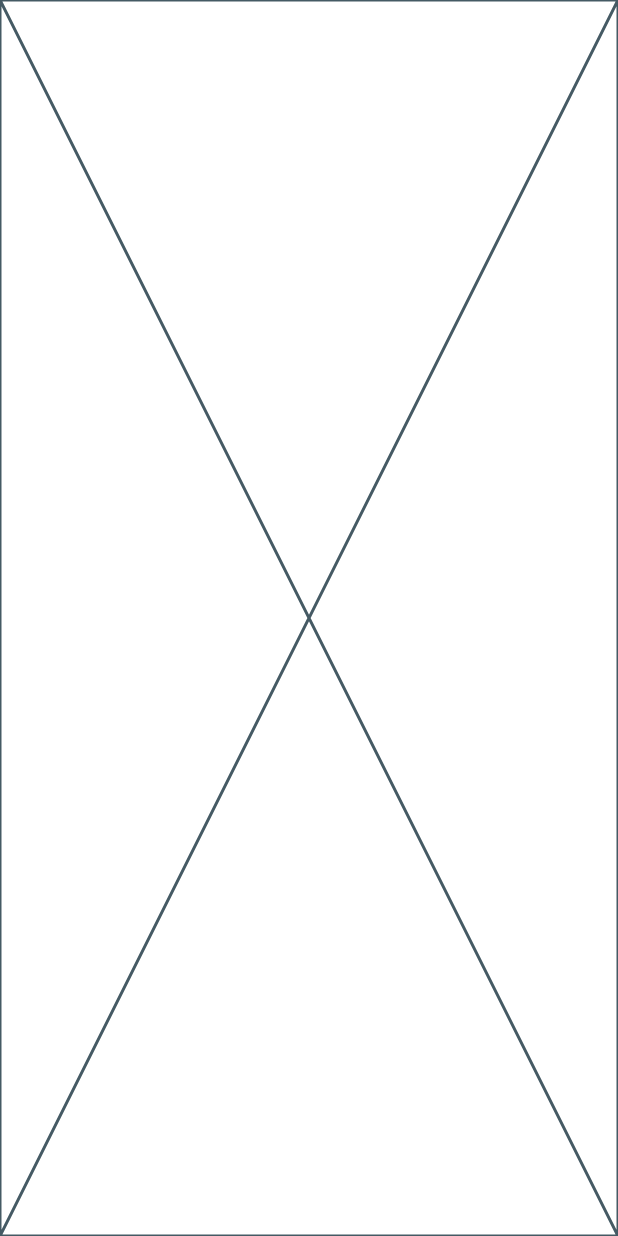
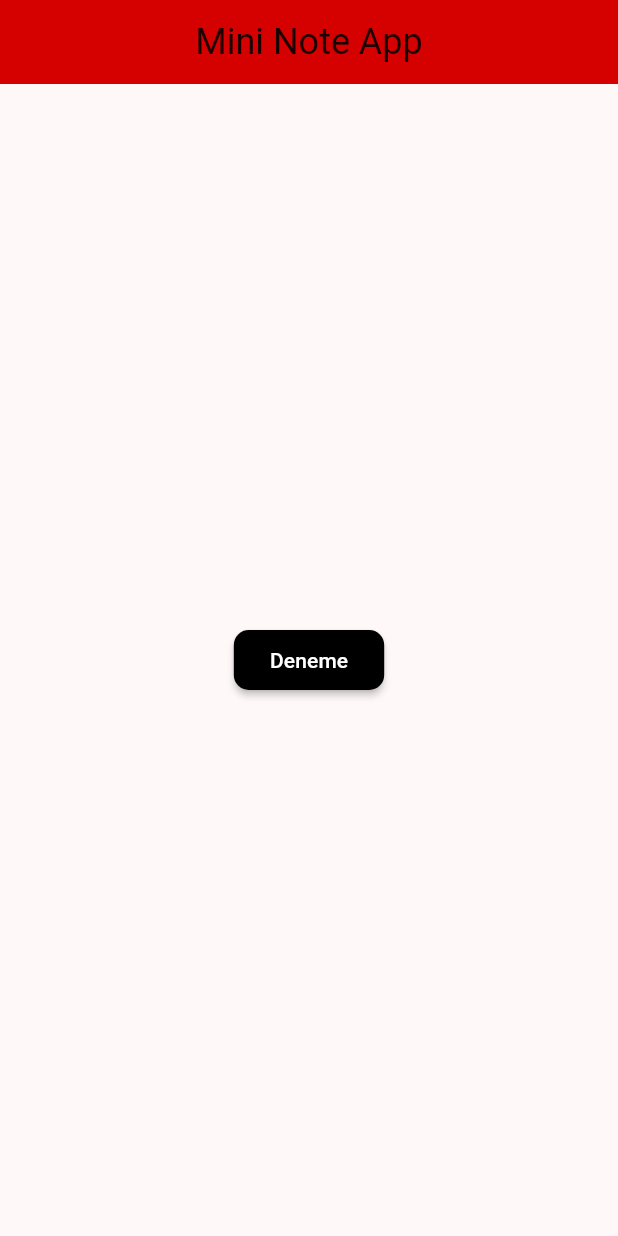
Before and after one commit to IsaTunahan/MiniNoteProject, a Flutter app: the screen it shows after launch, on a phone screen of 412 x 824 dp. Run offline on Flutter 3.47's test engine with Material 2 defaults, Android fonts, the phone set to English and light mode, and no system bars.

Commit message:
Custom button added

```diff
--- a/lib/main.dart
+++ b/lib/main.dart
@@ -1,24 +1,32 @@
 import 'package:flutter/material.dart';
 import 'package:mini_note_project/view/my_home_page.dart';
+import 'package:mini_note_project/view_modal/note_view_modal.dart';
 
 void main() {
-  runApp(const MyApp());
+  runApp(MyApp());
 }
 
 class MyApp extends StatelessWidget {
-  const MyApp({super.key});
-
+  MyApp({super.key});
+  final NoteViewModal viewModal = NoteViewModal();
 
   @override
   Widget build(BuildContext context) {
     return MaterialApp(
+      debugShowCheckedModeBanner: false,
       title: 'Flutter Demo',
       theme: ThemeData(
-
-        colorScheme: ColorScheme.fromSeed(seedColor: Colors.deepPurple),
+        appBarTheme: AppBarTheme(
+            color: Colors.redAccent[700],
+            centerTitle: true,
+            elevation: 0,
+            titleTextStyle: Theme.of(context).textTheme.headlineSmall),
+        colorScheme: ColorScheme.fromSeed(seedColor: Colors.black),
         useMaterial3: true,
       ),
-      home: const MyHomePage(),
+      home: MyHomePage(
+        viewModal: viewModal,
+      ),
     );
   }
 }
--- a/lib/utils/theme.dart
+++ b/lib/utils/theme.dart
@@ -5,6 +5,7 @@ class AppTheme {
   //Colors
   static const Color primaryColor = Colors.black;
   static const Color accentColor = Colors.red;
+  static const Color secondaryColor = Colors.white;
 
 
 //Paddinga
--- a/lib/view/my_home_page.dart
+++ b/lib/view/my_home_page.dart
@@ -1,10 +1,25 @@
 import 'package:flutter/material.dart';
+import 'package:mini_note_project/view_modal/note_view_modal.dart';
+import 'package:mini_note_project/widgets/custom_button.dart';
 
-class MyHomePage extends StatelessWidget {
-  const MyHomePage({super.key});
+class MyHomePage extends StatefulWidget {
+  final NoteViewModal viewModal;
+
+  const MyHomePage({super.key, required this.viewModal});
 
   @override
+  State<MyHomePage> createState() => _MyHomePageState();
+}
+
+class _MyHomePageState extends State<MyHomePage> {
+  @override
   Widget build(BuildContext context) {
-    return const Placeholder();
+    const String title = 'Mini Note App';
+    return Scaffold(
+      appBar: AppBar(
+        title: const Text(title),
+      ),
+      body: Center(child: CustomButton(buttonOnPressed: (){}, buttonText: 'Deneme',),),
+    );
   }
 }
--- /dev/null
+++ b/lib/widgets/custom_button.dart
@@ -0,0 +1,32 @@
+import 'package:flutter/material.dart';
+import 'package:mini_note_project/utils/theme.dart';
+
+class CustomButton extends StatefulWidget {
+  const CustomButton({super.key, required this.buttonText, required this.buttonOnPressed});
+
+  final String buttonText;
+  final void Function() buttonOnPressed;
+
+  @override
+  State<CustomButton> createState() => _CustomButtonState();
+}
+
+class _CustomButtonState extends State<CustomButton> {
+  @override
+  Widget build(BuildContext context) {
+    return ElevatedButton(
+      onPressed: widget.buttonOnPressed,
+      style: ElevatedButton.styleFrom(
+        elevation: 2,
+        backgroundColor: AppTheme.primaryColor,
+        shape: RoundedRectangleBorder(
+          borderRadius: BorderRadius.circular(10),
+        ),
+      ),
+      child: Text(
+        widget.buttonText,
+        style: const TextStyle(color: AppTheme.secondaryColor),
+      ),
+    );
+  }
+}
```
Also changed, not shown: 1 other file.
